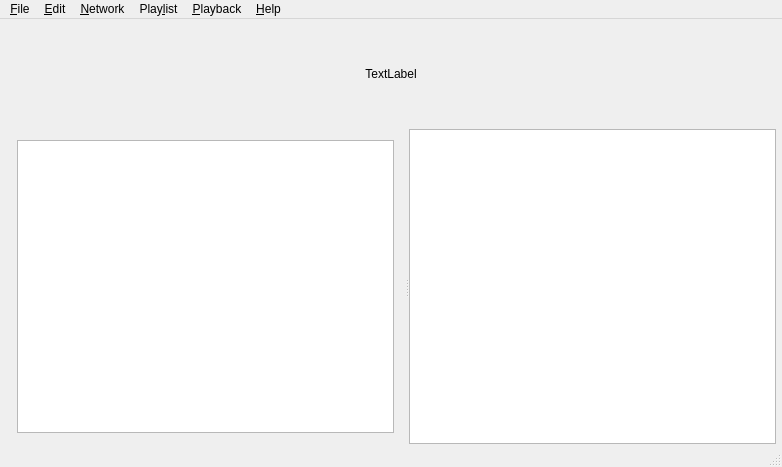
Old version of the form src/MainWindow.ui in the repository soramimi/SkyMPC.
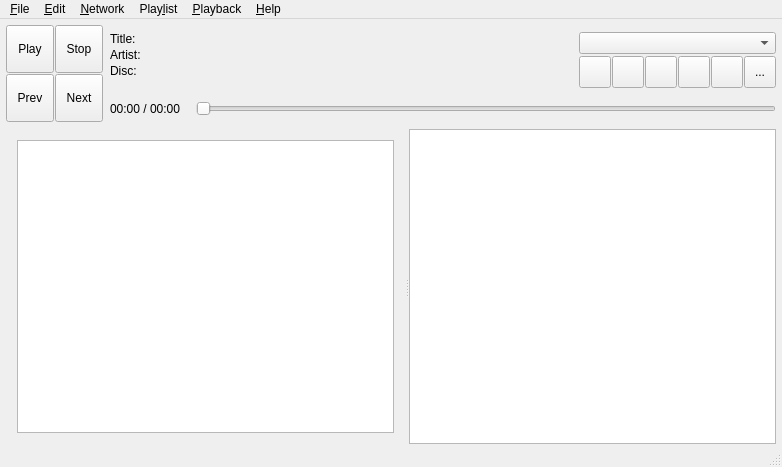
New version of the form. The open tabs and pages were chosen to show the change. Icons and pictures are not drawn. Custom widgets are drawn as their Qt base class.

Diff of the .ui file:
```diff
--- a/src/MainWindow.ui
+++ b/src/MainWindow.ui
@@ -566,32 +566,6 @@
         </item>
        </layout>
       </widget>
-      <widget class="QWidget" name="page_connecting">
-       <layout class="QHBoxLayout" name="horizontalLayout_6">
-        <property name="leftMargin">
-         <number>0</number>
-        </property>
-        <property name="topMargin">
-         <number>0</number>
-        </property>
-        <property name="rightMargin">
-         <number>0</number>
-        </property>
-        <property name="bottomMargin">
-         <number>0</number>
-        </property>
-        <item>
-         <widget class="QLabel" name="label_connecting_text">
-          <property name="text">
-           <string>TextLabel</string>
-          </property>
-          <property name="alignment">
-           <set>Qt::AlignCenter</set>
-          </property>
-         </widget>
-        </item>
-       </layout>
-      </widget>
       <widget class="QWidget" name="page_disconnecccted">
        <property name="sizePolicy">
         <sizepolicy hsizetype="Preferred" vsizetype="Maximum">
```
